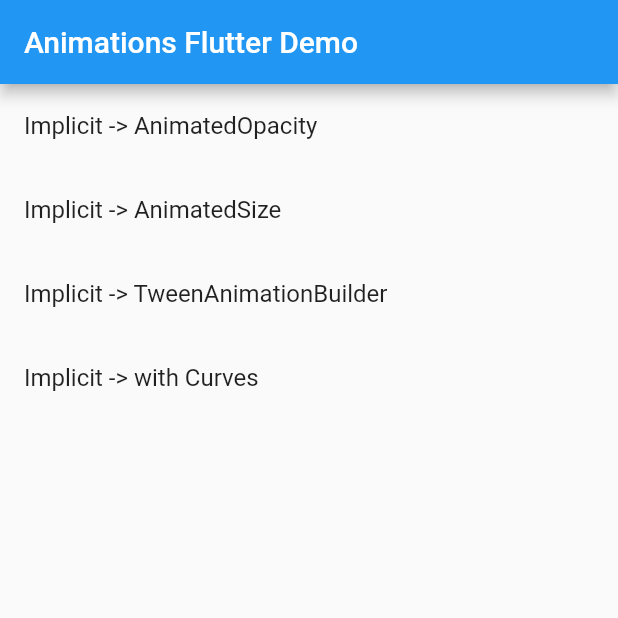
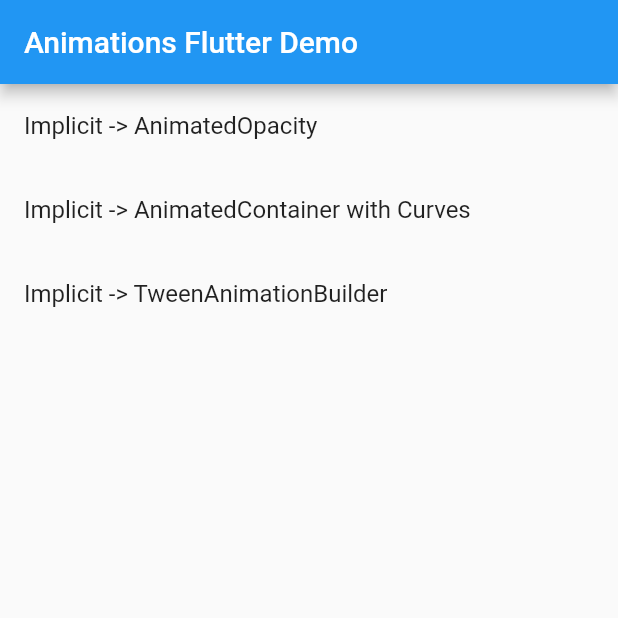
Before and after one commit to SalihCanBinboga/flutter_festival_demo, a Flutter app: the screen it shows after launch, on a phone screen of 412 x 824 dp, the top half of it. Run offline on Flutter 3.47's test engine with Material 2 defaults, Android fonts, the phone set to English and light mode, and no system bars.

Commit message:
Add implicity screens

```diff
--- a/lib/screens/animations_list_screen.dart
+++ b/lib/screens/animations_list_screen.dart
@@ -1,4 +1,7 @@
 import 'package:flutter/material.dart';
+
+import 'implicit_screens/animated_container_with_curves_screen.dart';
+import 'implicit_screens/animated_opacity_screen.dart';
 
 class AnimationsListScreen extends StatelessWidget {
   @override
@@ -8,10 +11,19 @@ class AnimationsListScreen extends StatelessWidget {
       body: Builder(
         builder: (context) => ListView(
           children: [
-            ListTile(title: Text('Implicit -> AnimatedOpacity')),
-            ListTile(title: Text('Implicit -> AnimatedSize')),
+            ListTile(
+              title: Text('Implicit -> AnimatedOpacity'),
+              onTap: () {
+                Navigator.push(context, MaterialPageRoute(builder: (ctx) => AnimatedOpacityScreen()));
+              },
+            ),
+            ListTile(
+              title: Text('Implicit -> AnimatedContainer with Curves'),
+              onTap: () {
+                Navigator.push(context, MaterialPageRoute(builder: (ctx) => AnimatedContainerWithCurvesScreen()));
+              },
+            ),
             ListTile(title: Text('Implicit -> TweenAnimationBuilder')),
-            ListTile(title: Text('Implicit -> with Curves')),
           ],
         ),
       ),
```
